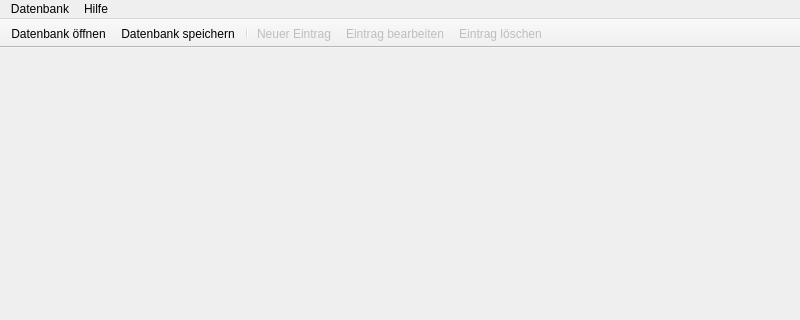
First picture: the form in ui/MainWindow.ui, repository JulWit/PasswordManager, before the edit; both pictures show x 0 to 800 and y 0 to 320 of the 800 by 600 pixel window.
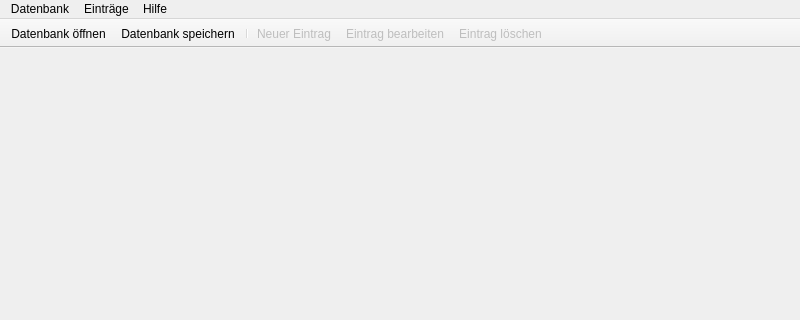
Second picture: the form after the edit. Icons and pictures are not drawn.

Diff of the .ui file:
```diff
--- a/ui/MainWindow.ui
+++ b/ui/MainWindow.ui
@@ -44,7 +44,16 @@
      <string>Hilfe</string>
     </property>
    </widget>
+   <widget class="QMenu" name="menuEintr_ge">
+    <property name="title">
+     <string>Einträge</string>
+    </property>
+    <addaction name="actionNewEntry"/>
+    <addaction name="actionEditEntry"/>
+    <addaction name="actionDeleteEntry"/>
+   </widget>
    <addaction name="menuDatenbank"/>
+   <addaction name="menuEintr_ge"/>
    <addaction name="menuHilfe"/>
   </widget>
   <widget class="QStatusBar" name="statusbar"/>
```
